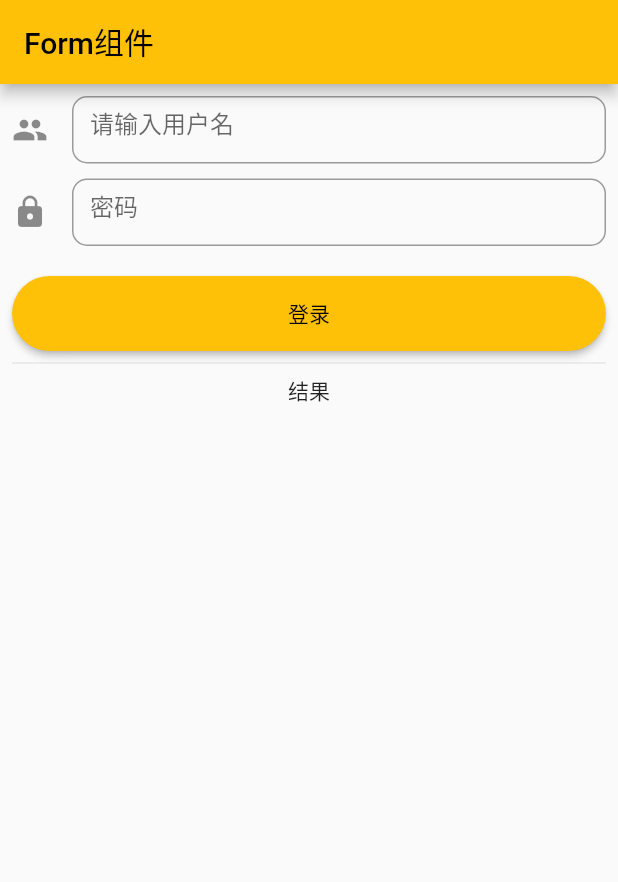
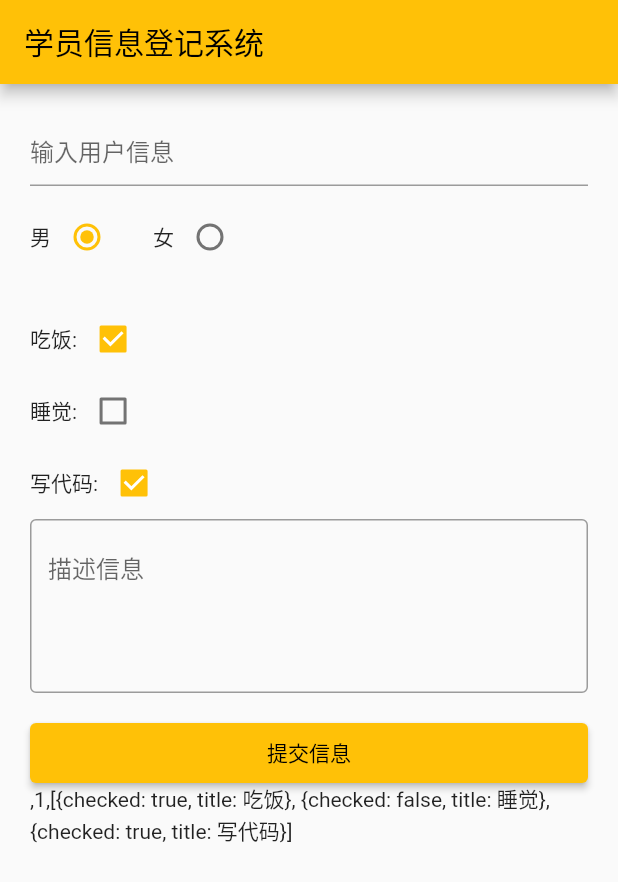
Before and after one commit to poicc/dart_code, a Flutter app: the screen it shows after launch, on a phone screen of 412 x 824 dp. Shown: the top 882 px of the screen. Run offline on Flutter 3.47's test engine with Material 2 defaults, Android fonts, the phone set to English and light mode, and no system bars.

Commit message:
表单组件

```diff
--- /dev/null
+++ b/flutter_demo/lib/basic/form_widget.dart
@@ -0,0 +1,117 @@
+import 'package:flutter/material.dart';
+
+class FormWidget extends StatefulWidget {
+  const FormWidget({Key? key}) : super(key: key);
+
+  @override
+  _FormWidgetState createState() => _FormWidgetState();
+}
+
+class _FormWidgetState extends State<FormWidget> {
+  late String username = '';
+  int sex = 1;
+  String info = '';
+
+  List hobby = [
+    {'checked': true, 'title': '吃饭'},
+    {'checked': false, 'title': '睡觉'},
+    {'checked': true, 'title': '写代码'},
+  ];
+
+  List<Widget> _getHobby() {
+    List<Widget> tempList = [];
+
+    for (var i = 0; i < hobby.length; i++) {
+      tempList.add(Row(
+        children: <Widget>[
+          Text(hobby[i]['title'] + ':'),
+          Checkbox(
+            value: hobby[i]['checked'],
+            onChanged: (value) {
+              setState(() {
+                hobby[i]['checked'] = value;
+              });
+            },
+          ),
+        ],
+      ));
+    }
+    return tempList;
+  }
+
+  void _setChanged(value) {
+    setState(() {
+      sex = value;
+    });
+  }
+
+  @override
+  Widget build(BuildContext context) {
+    return Scaffold(
+      appBar: AppBar(
+        title: const Text('学员信息登记系统'),
+      ),
+      body: Padding(
+        padding: const EdgeInsets.all(20),
+        child: ListView(
+          children: <Widget>[
+            TextField(
+              decoration: const InputDecoration(hintText: '输入用户信息'),
+              onChanged: (value) {
+                setState(() {
+                  username = value;
+                });
+              },
+            ),
+            const SizedBox(
+              height: 10,
+            ),
+            Row(
+              children: <Widget>[
+                const Text('男'),
+                Radio(value: 1, groupValue: sex, onChanged: _setChanged),
+                const SizedBox(
+                  width: 20,
+                ),
+                const Text('女'),
+                Radio(value: 2, groupValue: sex, onChanged: _setChanged)
+              ],
+            ),
+            const SizedBox(
+              height: 20,
+            ),
+            Column(
+              children: _getHobby(),
+            ),
+            TextField(
+              maxLines: 4,
+              decoration: const InputDecoration(
+                  hintText: '描述信息', border: OutlineInputBorder()),
+              onChanged: (value) {
+                setState(() {
+                  info = value;
+                });
+              },
+            ),
+            const SizedBox(
+              height: 20,
+            ),
+            SizedBox(
+              width: double.infinity,
+              height: 40,
+              child: ElevatedButton(
+                child: const Text('提交信息'),
+                onPressed: () {
+                  print(sex);
+                  print(username);
+                  print(hobby);
+                },
+              ),
+            ),
+            Text('$username,$sex,$hobby'),
+          ],
+        ),
+      ),
+    );
+  }
+}
--- a/flutter_demo/lib/main.dart
+++ b/flutter_demo/lib/main.dart
@@ -7,7 +7,8 @@ import 'package:flutter/material.dart';
 // import 'package:flutter_demo/pages/appbar_page.dart';
 // import 'package:flutter_demo/basic/button_demo.dart';
 // import 'package:flutter_demo/basic/floating_action_button_demo.dart';
-import 'package:flutter_demo/basic/form_demo.dart';
+// import 'package:flutter_demo/basic/form_demo.dart';
+import 'package:flutter_demo/basic/form_widget.dart';
 
 void main() {
   runApp(const MyApp());
@@ -25,7 +26,7 @@ class MyApp extends StatelessWidget {
       theme: ThemeData(
         primarySwatch: Colors.amber,
       ),
-      home: const FormDemo(),
+      home: const FormWidget(),
       // onGenerateRoute: onGenerateRoute,
       // routes: {
       //   '/': (context) => const Tabs(),
```
